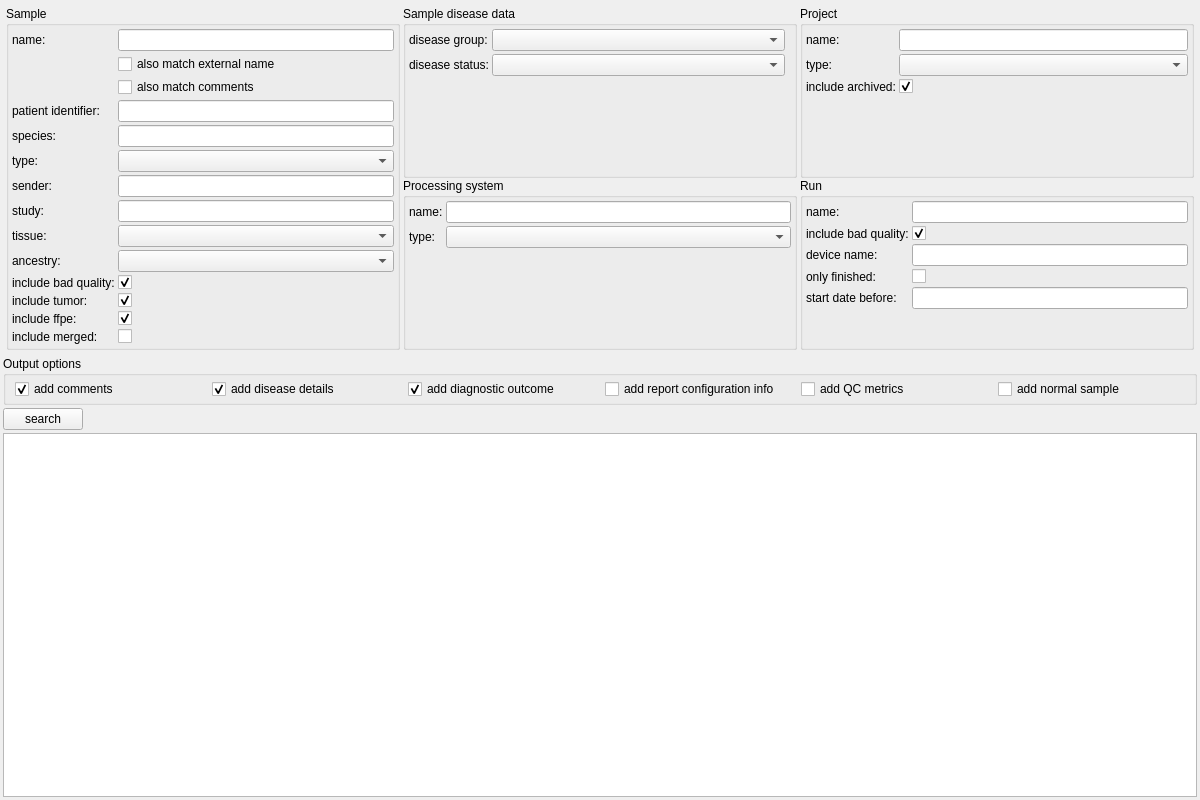
Old version of the form src/GSvar/SampleSearchWidget.ui in the repository imgag/ngs-bits.
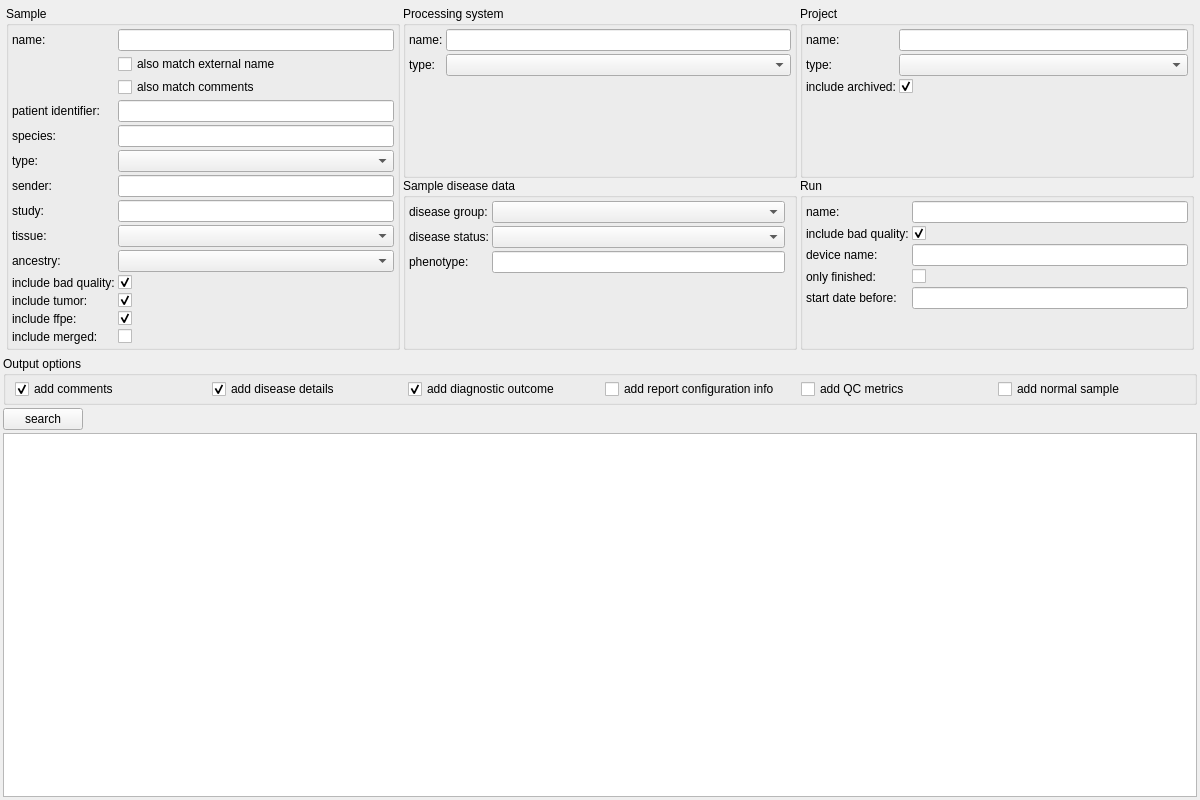
New version of the form. Icons and pictures are not drawn. Custom widgets are drawn as their Qt base class.

Commit message: GSvar/NGSDExportSamples: added phenotype search.

What changed in the file:
```diff
--- a/src/GSvar/SampleSearchWidget.ui
+++ b/src/GSvar/SampleSearchWidget.ui
@@ -249,50 +249,6 @@
        <property name="spacing">
         <number>0</number>
        </property>
-       <item>
-        <widget class="QGroupBox" name="groupBox_6">
-         <property name="title">
-          <string>Sample disease data</string>
-         </property>
-         <layout class="QFormLayout" name="formLayout_5">
-          <property name="horizontalSpacing">
-           <number>3</number>
-          </property>
-          <property name="verticalSpacing">
-           <number>3</number>
-          </property>
-          <property name="leftMargin">
-           <number>3</number>
-          </property>
-          <property name="topMargin">
-           <number>3</number>
-          </property>
-          <property name="bottomMargin">
-           <number>3</number>
-          </property>
-          <item row="0" column="0">
-           <widget class="QLabel" name="label_14">
-            <property name="text">
-             <string>disease group:</string>
-            </property>
-           </widget>
-          </item>
-          <item row="0" column="1">
-           <widget class="QComboBox" name="s_disease_group"/>
-          </item>
-          <item row="1" column="0">
-           <widget class="QLabel" name="label_15">
-            <property name="text">
-             <string>disease status:</string>
-            </property>
-           </widget>
-          </item>
-          <item row="1" column="1">
-           <widget class="QComboBox" name="s_disease_status"/>
-          </item>
-         </layout>
-        </widget>
-       </item>
        <item>
         <widget class="QGroupBox" name="groupBox_4">
          <property name="title">
@@ -344,6 +300,70 @@
          </layout>
         </widget>
        </item>
+       <item>
+        <widget class="QGroupBox" name="groupBox_6">
+         <property name="title">
+          <string>Sample disease data</string>
+         </property>
+         <layout class="QFormLayout" name="formLayout_5">
+          <property name="horizontalSpacing">
+           <number>3</number>
+          </property>
+          <property name="verticalSpacing">
+           <number>3</number>
+          </property>
+          <property name="leftMargin">
+           <number>3</number>
+          </property>
+          <property name="topMargin">
+           <number>3</number>
+          </property>
+          <property name="bottomMargin">
+           <number>3</number>
+          </property>
+          <item row="0" column="0">
+           <widget class="QLabel" name="label_14">
+            <property name="text">
+             <string>disease group:</string>
+            </property>
+           </widget>
+          </item>
+          <item row="0" column="1">
+           <widget class="QComboBox" name="s_disease_group"/>
+          </item>
+          <item row="1" column="0">
+           <widget class="QLabel" name="label_15">
+            <property name="text">
+             <string>disease status:</string>
+            </property>
+           </widget>
+          </item>
+          <item row="1" column="1">
+           <widget class="QComboBox" name="s_disease_status"/>
+          </item>
+          <item row="2" column="0">
+           <widget class="QLabel" name="label_24">
+            <property name="text">
+             <string>phenotype:</string>
+            </property>
+           </widget>
+          </item>
+          <item row="2" column="1">
+           <widget class="ClickableLineEdit" name="s_hpos">
+            <property name="toolTip">
+             <string>Filter by HPO terms and their child terms in the HPO tree.</string>
+            </property>
+            <property name="readOnly">
+             <bool>true</bool>
+            </property>
+            <property name="placeholderText">
+             <string/>
+            </property>
+           </widget>
+          </item>
+         </layout>
+        </widget>
+       </item>
       </layout>
      </item>
      <item>
@@ -645,6 +665,11 @@
    <extends>QLineEdit</extends>
    <header location="global">DBSelector.h</header>
   </customwidget>
+  <customwidget>
+   <class>ClickableLineEdit</class>
+   <extends>QLineEdit</extends>
+   <header>ClickableLineEdit.h</header>
+  </customwidget>
  </customwidgets>
  <tabstops>
   <tabstop>s_name</tabstop>
```
The commit also changes 6 other files.
